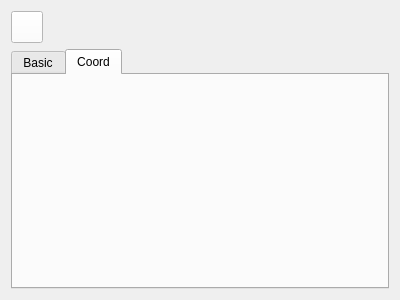
The window that QChromosome/attributes.ui (Michalaq/ChromosomeVisualizer) describes before a commit, drawn with Qt 5.
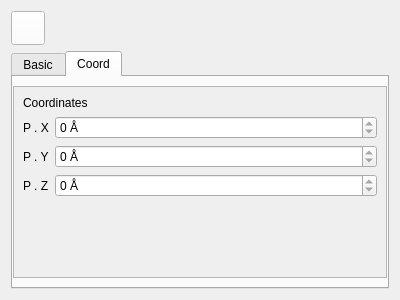
The same window after the commit. The open tabs and pages were chosen to show the change. Icons and pictures are not drawn. Custom widgets are drawn as their Qt base class.

Commit message: Reimplemented stylesheets of attributes widgets

Diff of the .ui file:
```diff
--- a/QChromosome/attributes.ui
+++ b/QChromosome/attributes.ui
@@ -10,12 +10,6 @@
     <height>300</height>
    </rect>
   </property>
-  <property name="styleSheet">
-   <string notr="true">.Label {
-	color: lightgray;
-}
-</string>
-  </property>
   <layout class="QVBoxLayout" name="verticalLayout">
    <item>
     <layout class="QHBoxLayout" name="horizontalLayout">
@@ -29,14 +23,14 @@
        </property>
        <property name="minimumSize">
         <size>
-         <width>32</width>
-         <height>32</height>
+         <width>34</width>
+         <height>34</height>
         </size>
        </property>
        <property name="maximumSize">
         <size>
-         <width>32</width>
-         <height>32</height>
+         <width>34</width>
+         <height>34</height>
         </size>
        </property>
        <property name="focusPolicy">
@@ -53,8 +47,8 @@
      </item>
      <item>
       <widget class="TitleLabel" name="label">
-       <property name="styleSheet">
-        <string notr="true">color: lightgray;</string>
+       <property name="class" stdset="0">
+        <string>heading</string>
        </property>
       </widget>
      </item>
@@ -181,6 +175,138 @@
       <attribute name="title">
        <string>Coord</string>
       </attribute>
+      <layout class="QGridLayout" name="gridLayout_2">
+       <property name="leftMargin">
+        <number>0</number>
+       </property>
+       <property name="rightMargin">
+        <number>0</number>
+       </property>
+       <item row="0" column="0">
+        <widget class="QScrollArea" name="scrollArea_2">
+         <property name="widgetResizable">
+          <bool>true</bool>
+         </property>
+         <widget class="QWidget" name="scrollAreaWidgetContents_2">
+          <property name="geometry">
+           <rect>
+            <x>0</x>
+            <y>0</y>
+            <width>376</width>
+            <height>192</height>
+           </rect>
+          </property>
+          <layout class="QVBoxLayout" name="verticalLayout_3">
+           <item>
+            <widget class="QLabel" name="label_6">
+             <property name="text">
+              <string>Coordinates</string>
+             </property>
+             <property name="class" stdset="0">
+              <string>section</string>
+             </property>
+            </widget>
+           </item>
+           <item>
+            <layout class="QFormLayout" name="formLayout_2">
+             <item row="0" column="0">
+              <widget class="QLabel" name="label_7">
+               <property name="text">
+                <string>P . X</string>
+               </property>
+               <property name="class" stdset="0">
+                <string>item</string>
+               </property>
+              </widget>
+             </item>
+             <item row="1" column="0">
+              <widget class="QLabel" name="label_8">
+               <property name="text">
+                <string>P . Y</string>
+               </property>
+               <property name="class" stdset="0">
+                <string>item</string>
+               </property>
+              </widget>
+             </item>
+             <item row="2" column="0">
+              <widget class="QLabel" name="label_9">
+               <property name="text">
+                <string>P . Z</string>
+               </property>
+               <property name="class" stdset="0">
+                <string>item</string>
+               </property>
+              </widget>
+             </item>
+             <item row="0" column="1">
+              <widget class="SpinBox" name="spinBox">
+               <property name="readOnly">
+                <bool>true</bool>
+               </property>
+               <property name="suffix">
+                <string> Å</string>
+               </property>
+               <property name="minimum">
+                <number>-2147483647</number>
+               </property>
+               <property name="maximum">
+                <number>2147483647</number>
+               </property>
+              </widget>
+             </item>
+             <item row="1" column="1">
+              <widget class="SpinBox" name="spinBox_2">
+               <property name="readOnly">
+                <bool>true</bool>
+               </property>
+               <property name="suffix">
+                <string> Å</string>
+               </property>
+               <property name="minimum">
+                <number>-2147483647</number>
+               </property>
+               <property name="maximum">
+                <number>2147483647</number>
+               </property>
+              </widget>
+             </item>
+             <item row="2" column="1">
+              <widget class="SpinBox" name="spinBox_3">
+               <property name="readOnly">
+                <bool>true</bool>
+               </property>
+               <property name="suffix">
+                <string> Å</string>
+               </property>
+               <property name="minimum">
+                <number>-2147483647</number>
+               </property>
+               <property name="maximum">
+                <number>2147483647</number>
+               </property>
+              </widget>
+             </item>
+            </layout>
+           </item>
+           <item>
+            <spacer name="verticalSpacer_2">
+             <property name="orientation">
+              <enum>Qt::Vertical</enum>
+             </property>
+             <property name="sizeHint" stdset="0">
+              <size>
+               <width>20</width>
+               <height>43</height>
+              </size>
+             </property>
+            </spacer>
+           </item>
+          </layout>
+         </widget>
+        </widget>
+       </item>
+      </layout>
      </widget>
     </widget>
    </item>
@@ -193,9 +319,9 @@
    <header>mediacontrol.h</header>
   </customwidget>
   <customwidget>
-   <class>ComboBox</class>
-   <extends>QComboBox</extends>
-   <header>combobox.h</header>
+   <class>SpinBox</class>
+   <extends>QSpinBox</extends>
+   <header>spinbox.h</header>
   </customwidget>
   <customwidget>
    <class>Label</class>
@@ -207,6 +333,11 @@
    <extends>QLineEdit</extends>
    <header>lineedit.h</header>
   </customwidget>
+  <customwidget>
+   <class>ComboBox</class>
+   <extends>QComboBox</extends>
+   <header>combobox.h</header>
+  </customwidget>
   <customwidget>
    <class>TitleLabel</class>
    <extends>QLabel</extends>
```
Left out of the diff: 19 changed lines with no effect on the pictures. The commit also changes 9 other files.
